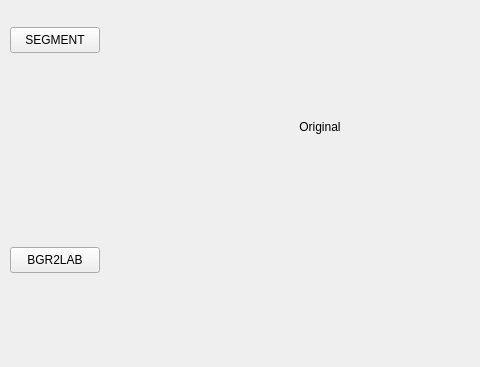
Before: the Qt Designer form client/salient_object_detectionW/basic_image_operations.ui in Acytoo/salient-object-detection, drawn with Qt 5; both pictures show x 0 to 480 and y 153 to 520 of the 1000 by 520 pixel window.
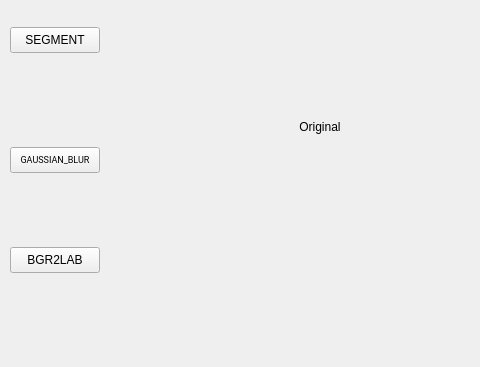
After: the same form once the commit is applied.

Commit message: gaussian blur demo

Diff of the .ui file:
```diff
--- a/client/salient_object_detectionW/basic_image_operations.ui
+++ b/client/salient_object_detectionW/basic_image_operations.ui
@@ -154,6 +154,25 @@
           <set>Qt::AlignCenter</set>
         </property>
       </widget>
+      <widget class="QPushButton" name="button_gaussian_blur">
+        <property name="geometry">
+          <rect>
+            <x>10</x>
+            <y>300</y>
+            <width>90</width>
+            <height>26</height>
+          </rect>
+        </property>
+        <property name="font">
+          <font>
+            <family>Roboto</family>
+            <pointsize>7</pointsize>
+          </font>
+        </property>
+        <property name="text">
+          <string>GAUSSIAN_BLUR</string>
+        </property>
+      </widget>
     </widget>
   </widget>
   <resources/>
```
The commit also changes 9 other files.
